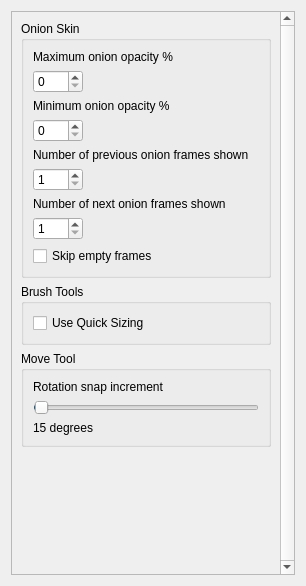
This is app/ui/toolspage.ui in pencil2d/pencil as Qt 5 draws it before an edit. The edited form follows.
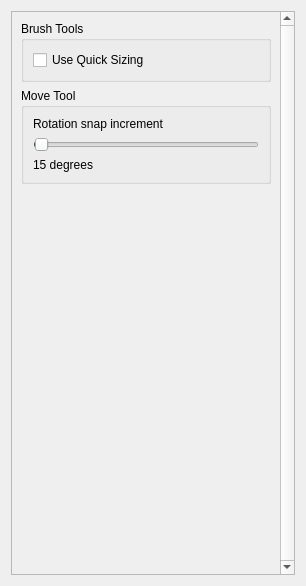
This is the edited form.

Commit message:
Migrate onion skin features to new panel
- Created New Onion Skin panel (onionskin.ui)
- Created New Onion Skin class definitions (onionskinwidget.h + .cpp)
- Added relevant Command (pencildef.h)
- Added shortcut (CTRL +8) (kb.ini)
- Removed onion skin definitions from `displayoptionwidget` and `preferencesdialog`
- Added QAction (mainwindow2.ui) Note: This seems to be a work in progress, so I only added the option in the same way the other panels were added.
- Added relevant panel initialization via code similar to other panels (mainwindow2.cpp)

```diff
--- a/app/ui/toolspage.ui
+++ b/app/ui/toolspage.ui
@@ -33,137 +33,11 @@
        <rect>
         <x>0</x>
         <y>0</y>
-        <width>313</width>
+        <width>272</width>
         <height>566</height>
        </rect>
       </property>
       <layout class="QVBoxLayout" name="verticalLayout_4">
-       <item>
-        <widget class="QGroupBox" name="onionSkinBox">
-         <property name="title">
-          <string>Onion Skin</string>
-         </property>
-         <layout class="QVBoxLayout" name="lay">
-          <item>
-           <widget class="QLabel" name="onionMaxOpacityLabel">
-            <property name="text">
-             <string>Maximum onion opacity %</string>
-            </property>
-           </widget>
-          </item>
-          <item>
-           <widget class="QSpinBox" name="onionMaxOpacityBox">
-            <property name="minimumSize">
-             <size>
-              <width>50</width>
-              <height>0</height>
-             </size>
-            </property>
-            <property name="maximumSize">
-             <size>
-              <width>50</width>
-              <height>16777215</height>
-             </size>
-            </property>
-            <property name="maximum">
-             <number>100</number>
-            </property>
-           </widget>
-          </item>
-          <item>
-           <widget class="QLabel" name="onionMinOpacityLabel">
-            <property name="text">
-             <string>Minimum onion opacity %</string>
-            </property>
-           </widget>
-          </item>
-          <item>
-           <widget class="QSpinBox" name="onionMinOpacityBox">
-            <property name="minimumSize">
-             <size>
-              <width>50</width>
-              <height>0</height>
-             </size>
-            </property>
-            <property name="maximumSize">
-             <size>
-              <width>50</width>
-              <height>16777215</height>
-             </size>
-            </property>
-            <property name="maximum">
-             <number>100</number>
-            </property>
-           </widget>
-          </item>
-          <item>
-           <widget class="QLabel" name="onionPrevFramesNumLabel">
-            <property name="text">
-             <string>Number of previous onion frames shown</string>
-            </property>
-           </widget>
-          </item>
-          <item>
-           <widget class="QSpinBox" name="onionPrevFramesNumBox">
-            <property name="minimumSize">
-             <size>
-              <width>50</width>
-              <height>0</height>
-             </size>
-            </property>
-            <property name="maximumSize">
-             <size>
-              <width>50</width>
-              <height>16777215</height>
-             </size>
-            </property>
-            <property name="minimum">
-             <number>1</number>
-            </property>
-            <property name="maximum">
-             <number>60</number>
-            </property>
-           </widget>
-          </item>
-          <item>
-           <widget class="QLabel" name="onionNextFramesNumLabel">
-            <property name="text">
-             <string>Number of next onion frames shown</string>
-            </property>
-           </widget>
-          </item>
-          <item>
-           <widget class="QSpinBox" name="onionNextFramesNumBox">
-            <property name="minimumSize">
-             <size>
-              <width>50</width>
-              <height>0</height>
-             </size>
-            </property>
-            <property name="maximumSize">
-             <size>
-              <width>50</width>
-              <height>16777215</height>
-             </size>
-            </property>
-            <property name="minimum">
-             <number>1</number>
-            </property>
-            <property name="maximum">
-             <number>60</number>
-            </property>
-           </widget>
-          </item>
-          <item>
-           <widget class="QCheckBox" name="onionSkinMode">
-            <property name="text">
-             <string>Skip empty frames</string>
-            </property>
-           </widget>
-          </item>
-         </layout>
-        </widget>
-       </item>
        <item>
         <widget class="QGroupBox" name="brushBox">
          <property name="title">
```
The commit also changes 14 other files.
